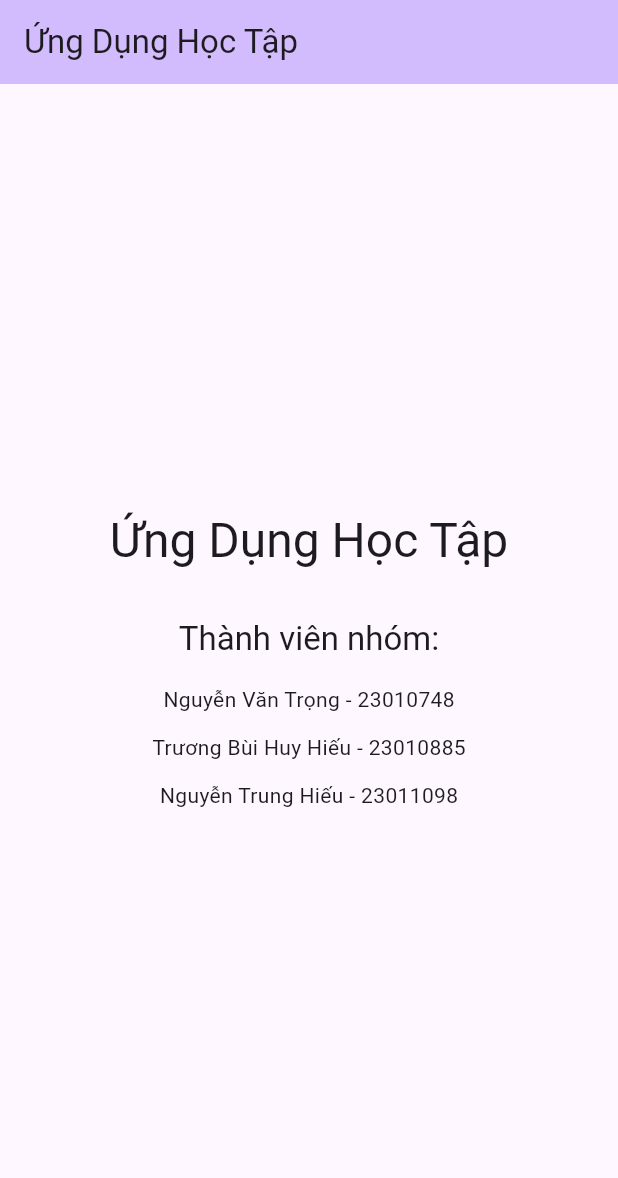
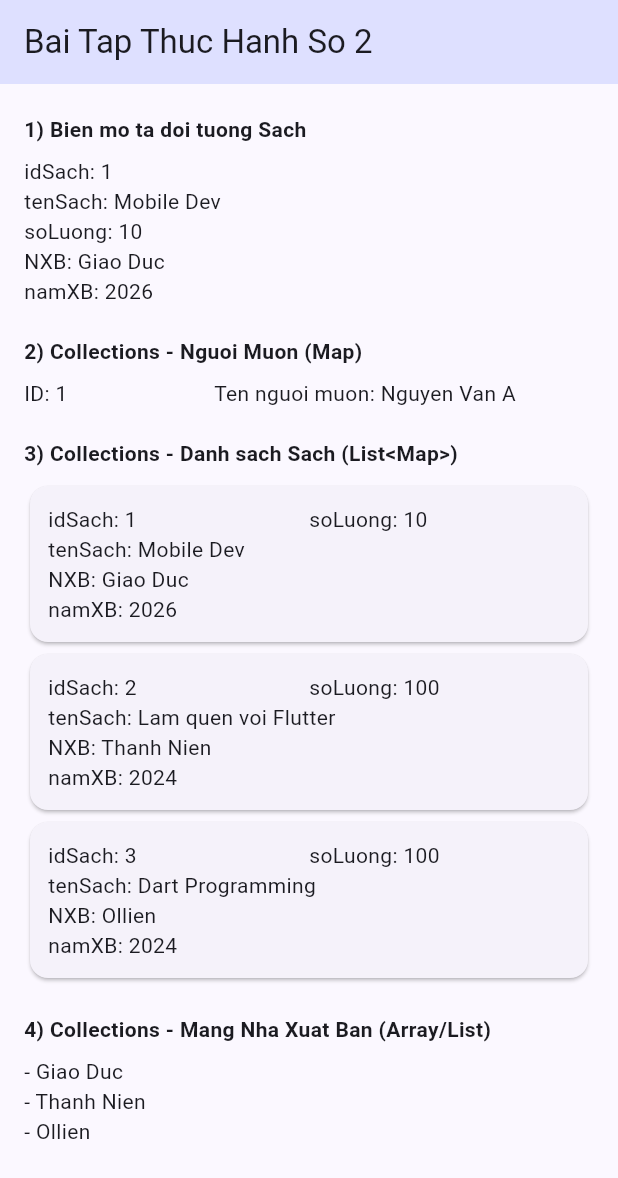
Before and after one commit to Accnoname/ungdung_hoctap_trong_hieu_hieu_n03_1_2026, a Flutter app: the screen it shows after launch, on a phone screen of 412 x 824 dp. Shown: the top 1178 px of the screen. Run offline on Flutter 3.47's test engine with Material 3 defaults, Android fonts, the phone set to English and light mode, and no system bars.

Commit message:
Cập nhật file main.dart và README

```diff
--- a/lib/main.dart
+++ b/lib/main.dart
@@ -1,4 +1,41 @@
 import 'package:flutter/material.dart';
+
+// Cau 1: Bien mo ta doi tuong Sach.
+int idSach = 1;
+String tenSach = 'Mobile Dev';
+int soLuong = 10;
+String nxb = 'Giao Duc';
+String namXB = '2026';
+
+// Cau 2: Collections (Array/List/Map) cho Nguoi Muon va Sach.
+// Dart khong co kieu Array rieng, su dung List de dong vai tro mang.
+List<String> mangNhaXuatBan = ['Giao Duc', 'Thanh Nien', 'Ollien'];
+
+Map<String, dynamic> listNguoiMuon = {'id': 1, 'tenNguoiMuon': 'Nguyen Van A'};
+
+List<Map<String, dynamic>> listSach = [
+  {
+    'idSach': 1,
+    'tenSach': 'Mobile Dev',
+    'soLuong': 10,
+    'NXB': 'Giao Duc',
+    'namXB': '2026',
+  },
+  {
+    'idSach': 2,
+    'tenSach': 'Lam quen voi Flutter',
+    'soLuong': 100,
+    'NXB': 'Thanh Nien',
+    'namXB': '2024',
+  },
+  {
+    'idSach': 3,
+    'tenSach': 'Dart Programming',
+    'soLuong': 100,
+    'NXB': 'Ollien',
+    'namXB': '2024',
+  },
+];
 
 void main() {
   runApp(const MyApp());
@@ -11,86 +48,95 @@ class MyApp extends StatelessWidget {
   @override
   Widget build(BuildContext context) {
     return MaterialApp(
-      title: 'Ứng Dụng Học Tập',
+      debugShowCheckedModeBanner: false,
+      title: 'Quan Ly Thu Vien',
       theme: ThemeData(
-        // This is the theme of your application.
-        //
-        // TRY THIS: Try running your application with "flutter run". You'll see
-        // the application has a purple toolbar. Then, without quitting the app,
-        // try changing the seedColor in the colorScheme below to Colors.green
-        // and then invoke "hot reload" (save your changes or press the "hot
-        // reload" button in a Flutter-supported IDE, or press "r" if you used
-        // the command line to start the app).
-        //
-        // Notice that the counter didn't reset back to zero; the application
-        // state is not lost during the reload. To reset the state, use hot
-        // restart instead.
-        //
-        // This works for code too, not just values: Most code changes can be
-        // tested with just a hot reload.
-        colorScheme: .fromSeed(seedColor: Colors.deepPurple),
+        colorScheme: ColorScheme.fromSeed(seedColor: Colors.indigo),
       ),
-      home: const MyHomePage(title: 'Ứng Dụng Học Tập'),
+      home: const MyHomePage(title: 'Bai Tap Thuc Hanh So 2'),
     );
   }
 }
 
-class MyHomePage extends StatefulWidget {
+class MyHomePage extends StatelessWidget {
   const MyHomePage({super.key, required this.title});
-
-  // This widget is the home page of your application. It is stateful, meaning
-  // that it has a State object (defined below) that contains fields that affect
-  // how it looks.
-
-  // This class is the configuration for the state. It holds the values (in this
-  // case the title) provided by the parent (in this case the App widget) and
-  // used by the build method of the State. Fields in a Widget subclass are
-  // always marked "final".
 
   final String title;
 
   @override
-  State<MyHomePage> createState() => _MyHomePageState();
-}
-
-class _MyHomePageState extends State<MyHomePage> {
-  @override
   Widget build(BuildContext context) {
-    // This method is rerun every time setState is called, for instance as done
-    // by the _incrementCounter method above.
-    //
-    // The Flutter framework has been optimized to make rerunning build methods
-    // fast, so that you can just rebuild anything that needs updating rather
-    // than having to individually change instances of widgets.
     return Scaffold(
       appBar: AppBar(
-        // TRY THIS: Try changing the color here to a specific color (to
-        // Colors.amber, perhaps?) and trigger a hot reload to see the AppBar
-        // change color while the other colors stay the same.
-        backgroundColor: Theme.of(context).colorScheme.inversePrimary,
-        // Here we take the value from the MyHomePage object that was created by
-        // the App.build method, and use it to set our appbar title.
-        title: Text(widget.title),
+        backgroundColor: Theme.of(context).colorScheme.primaryContainer,
+        title: Text(title),
       ),
-      body: Center(
+      body: SingleChildScrollView(
+        padding: const EdgeInsets.all(16),
         child: Column(
-          mainAxisAlignment: .center,
+          crossAxisAlignment: CrossAxisAlignment.start,
           children: [
-            Text(
-              'Ứng Dụng Học Tập',
-              style: Theme.of(context).textTheme.headlineLarge,
+            const SizedBox(height: 4),
+            const Text(
+              '1) Bien mo ta doi tuong Sach',
+              style: TextStyle(fontWeight: FontWeight.w600),
             ),
-            const SizedBox(height: 32),
-            Text(
-              'Thành viên nhóm:',
-              style: Theme.of(context).textTheme.titleLarge,
+            const SizedBox(height: 8),
+            Text('idSach: $idSach'),
+            Text('tenSach: $tenSach'),
+            Text('soLuong: $soLuong'),
+            Text('NXB: $nxb'),
+            Text('namXB: $namXB'),
+            const SizedBox(height: 20),
+            const Text(
+              '2) Collections - Nguoi Muon (Map)',
+              style: TextStyle(fontWeight: FontWeight.w600),
             ),
-            const SizedBox(height: 16),
-            const Text('Nguyễn Văn Trọng - 23010748'),
-            const SizedBox(height: 12),
-            const Text('Trương Bùi Huy Hiếu - 23010885'),
-            const SizedBox(height: 12),
-            const Text('Nguyễn Trung Hiếu - 23011098'),
+            const SizedBox(height: 8),
+            Row(
+              children: [
+                Expanded(child: Text('ID: ${listNguoiMuon['id']}')),
+                Expanded(
+                  flex: 2,
+                  child: Text(
+                    'Ten nguoi muon: ${listNguoiMuon['tenNguoiMuon']}',
+                  ),
+                ),
+              ],
+            ),
+            const SizedBox(height: 20),
+            const Text(
+              '3) Collections - Danh sach Sach (List<Map>)',
+              style: TextStyle(fontWeight: FontWeight.w600),
+            ),
+            const SizedBox(height: 8),
+            ...listSach.map(
+              (sach) => Card(
+                child: Padding(
+                  padding: const EdgeInsets.all(12),
+                  child: Column(
+                    crossAxisAlignment: CrossAxisAlignment.start,
+                    children: [
+                      Row(
+                        children: [
+                          Expanded(child: Text('idSach: ${sach['idSach']}')),
+                          Expanded(child: Text('soLuong: ${sach['soLuong']}')),
+                        ],
+                      ),
+                      Text('tenSach: ${sach['tenSach']}'),
+                      Text('NXB: ${sach['NXB']}'),
+                      Text('namXB: ${sach['namXB']}'),
+                    ],
+                  ),
+                ),
+              ),
+            ),
+            const SizedBox(height: 20),
+            const Text(
+              '4) Collections - Mang Nha Xuat Ban (Array/List)',
+              style: TextStyle(fontWeight: FontWeight.w600),
+            ),
+            const SizedBox(height: 8),
+            ...mangNhaXuatBan.map((nxbItem) => Text('- $nxbItem')),
           ],
         ),
       ),
```
Also changed, not shown: 1 other file.
